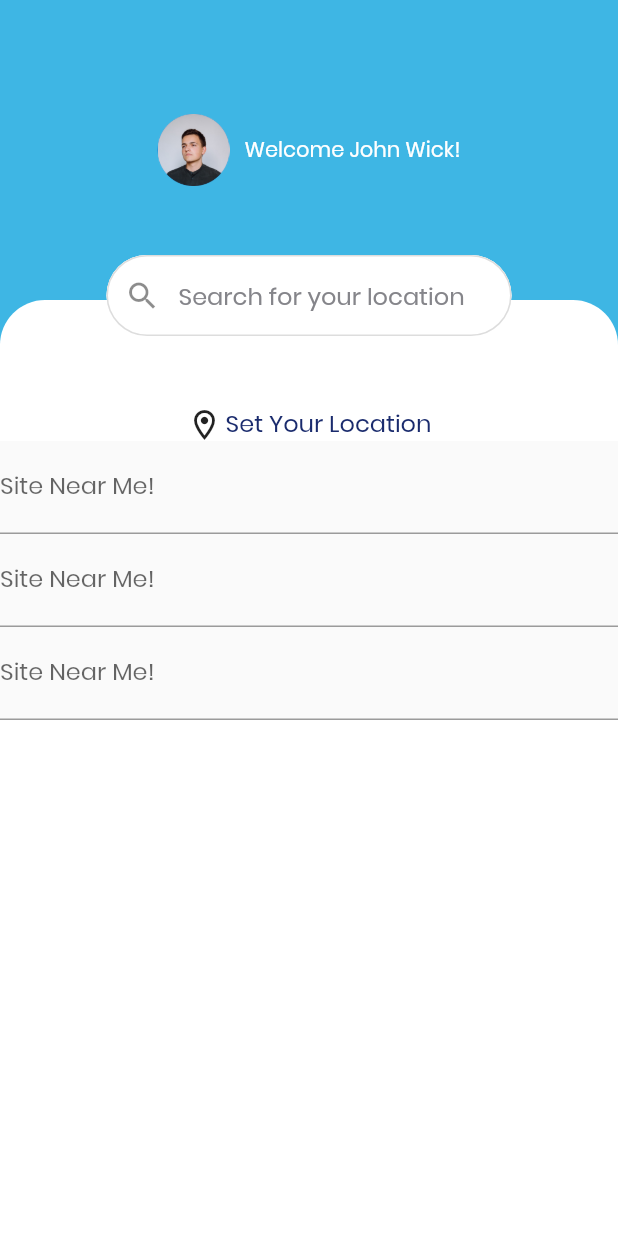
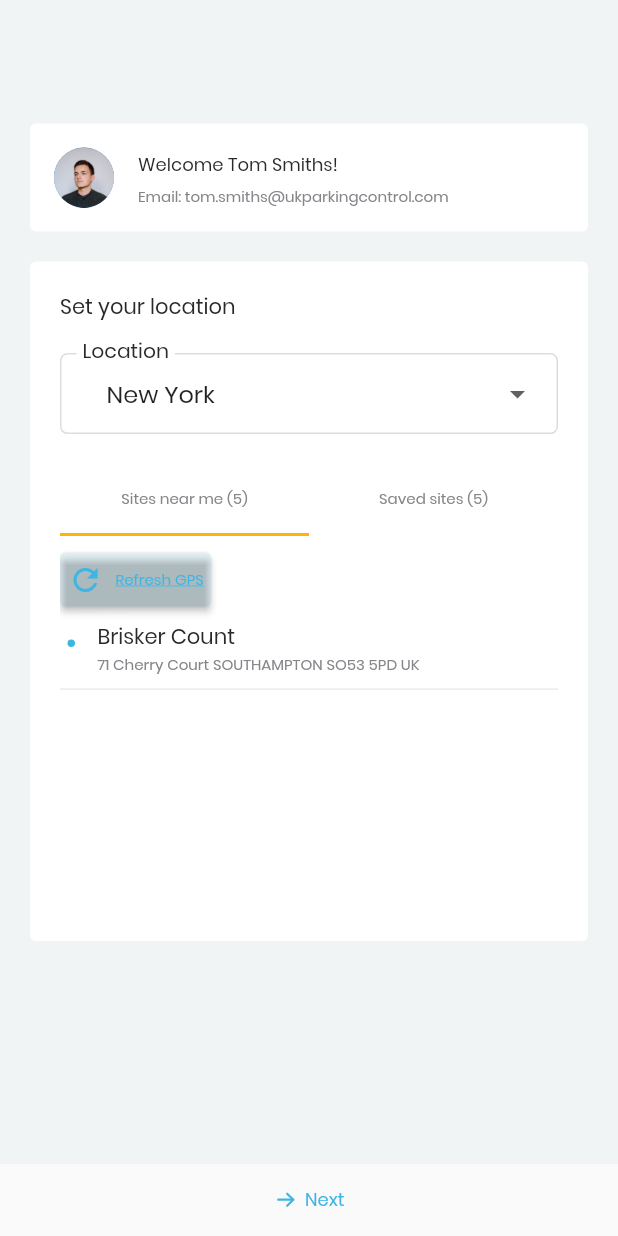
Before and after one commit to HaMinhThien-IT/iWarden, a Flutter app: the screen it shows after launch, on a phone screen of 412 x 824 dp. Run offline on Flutter 3.47's test engine with Material 2 defaults, Android fonts, the phone set to English and light mode, and no system bars; our stand-ins replace carousel_slider, dropdown_button2, flutter_svg, image_picker.

Commit message:
ao ma canada

```diff
--- a/lib/common/DetailScreen.dart
+++ b/lib/common/DetailScreen.dart
@@ -1,7 +1,7 @@
 import 'package:flutter/material.dart';
 import 'package:flutter_svg/svg.dart';
 import 'package:iWarden/common/SlideImage.dart';
-import 'package:iWarden/config/const.dart';
+import 'package:iWarden/configs/const.dart';
 import 'package:iWarden/screens/IssuePCNFirstSeen.dart';
 import 'package:iWarden/theme/color.dart';
 import 'package:iWarden/theme/textTheme.dart';
--- a/lib/common/InputSearch.dart
+++ b/lib/common/InputSearch.dart
@@ -31,7 +31,7 @@ class InputSearch extends StatelessWidget {
         focusedBorder: OutlineInputBorder(
           borderSide: const BorderSide(
             width: 1,
-            color: ColorTheme.grey400,
+            color: ColorTheme.grey300,
           ),
           borderRadius: BorderRadius.circular(100),
         ),
--- /dev/null
+++ b/lib/models/Location.dart
@@ -0,0 +1,15 @@
+class Location {
+  String label;
+  String value;
+
+  Location({required this.label, required this.value});
+}
+
+class LocationList {
+  final List<Location> locations = [
+    Location(label: 'New York', value: 'New York'),
+    Location(label: 'London', value: 'London'),
+    Location(label: 'HaNoi', value: 'HaNoi'),
+    Location(label: 'Tokyo', value: 'Tokyo')
+  ];
+}
--- /dev/null
+++ b/lib/models/Site.dart
@@ -0,0 +1,26 @@
+class Site {
+  final String siteName;
+  final String address;
+
+  Site({required this.siteName, required this.address});
+}
+
+class SiteList {
+  final List<Site> sites = [
+    Site(
+        siteName: 'Brisker Count',
+        address: '71 Cherry Court SOUTHAMPTON SO53 5PD UK'),
+    Site(
+        siteName: 'Brisker Count',
+        address: '71 Cherry Court SOUTHAMPTON SO53 5PD UK'),
+    Site(
+        siteName: 'Brisker Count',
+        address: '71 Cherry Court SOUTHAMPTON SO53 5PD UK'),
+    Site(
+        siteName: 'Brisker Count',
+        address: '71 Cherry Court SOUTHAMPTON SO53 5PD UK'),
+    Site(
+        siteName: 'Brisker Count',
+        address: '71 Cherry Court SOUTHAMPTON SO53 5PD UK'),
+  ];
+}
--- a/lib/screens/FirstSeenScreen.dart
+++ b/lib/screens/FirstSeenScreen.dart
@@ -1,7 +1,7 @@
 import 'package:flutter/material.dart';
 import 'package:iWarden/common/CardItem.dart';
 import 'package:iWarden/common/Tabbar.dart';
-import 'package:iWarden/config/const.dart';
+import 'package:iWarden/configs/const.dart';
 import 'package:iWarden/screens/DetailFirstSeen.dart';
 import 'package:iWarden/theme/color.dart';
 
--- a/lib/screens/HomeOverview.dart
+++ b/lib/screens/HomeOverview.dart
@@ -65,7 +65,7 @@ class HomeOverview extends StatelessWidget {
                   "Parking charges list description Parking charges list description",
               infoRight: "Issued: 12",
               infoLeft: "Aborted: 12",
-            )
+            ),
           ],
         ),
       ),
--- a/lib/screens/LocationScreen copy.dart
+++ /dev/null
@@ -1,145 +0,0 @@
-import 'package:flutter/material.dart';
-import 'package:iWarden/theme/color.dart';
-import 'package:iWarden/theme/textTheme.dart';
-
-class LocationScreen extends StatelessWidget {
-  static const routeName = '/location';
-  const LocationScreen({super.key});
-
-  @override
-  Widget build(BuildContext context) {
-    final screenWidth = MediaQuery.of(context).size.width;
-    final screenHeight = MediaQuery.of(context).size.height;
-
-    return Container(
-        decoration: const BoxDecoration(color: ColorTheme.primary),
-        child: Stack(
-          children: [
-            Positioned(
-              width: screenWidth,
-              height: 150,
-              child: Row(
-                crossAxisAlignment: CrossAxisAlignment.center,
-                mainAxisAlignment: MainAxisAlignment.center,
-                children: [
-                  SizedBox(
-                    width: 48,
-                    height: 48,
-                    child: CircleAvatar(
-                      child: Image.asset('assets/images/avatar.png'),
-                    ),
-                  ),
-                  const SizedBox(
-                    width: 10,
-                  ),
-                  Text(
-                    'Welcome John Wick!',
-                    style: CustomTextStyle.body1.copyWith(
-                      color: Colors.white,
-                      decoration: TextDecoration.none,
-                    ),
-                  ),
-                ],
-              ),
-            ),
-            Positioned(
-              top: 150,
-              child: Container(
-                width: screenWidth,
-                height: screenHeight - 150,
-                decoration: const BoxDecoration(
-                  color: Colors.white,
-                  borderRadius: BorderRadius.only(
-                    topLeft: Radius.circular(30),
-                    topRight: Radius.circular(30),
-                  ),
-                ),
-              ),
-            ),
-            Positioned(
-              top: 120,
-              child: Container(
-                alignment: Alignment.center,
-                width: 50,
-                height: 50,
-                color: Colors.red,
-              ),
-            ),
-          ],
-        ));
-  }
-}
-
-// import 'package:flutter/material.dart';
-// import 'package:iWarden/theme/color.dart';
-// import 'package:iWarden/theme/textTheme.dart';
-
-// class LocationScreen extends StatelessWidget {
-//   static const routeName = '/location';
-//   const LocationScreen({super.key});
-
-//   @override
-//   Widget build(BuildContext context) {
-//     final screenHeight = MediaQuery.of(context).size.height;
-//     final screenWidth = MediaQuery.of(context).size.width;
-
-//     return Container(
-//         decoration: const BoxDecoration(color: ColorTheme.primary),
-//         child: Column(
-//           children: [
-//             SizedBox(
-//               height: 150,
-//               child: Row(
-//                 crossAxisAlignment: CrossAxisAlignment.center,
-//                 mainAxisAlignment: MainAxisAlignment.center,
-//                 children: [
-//                   SizedBox(
-//                     width: 48,
-//                     height: 48,
-//                     child: CircleAvatar(
-//                       child: Image.asset('assets/images/avatar.png'),
-//                     ),
-//                   ),
-//                   const SizedBox(
-//                     width: 10,
-//                   ),
-//                   Text(
-//                     'Welcome John Wick!',
-//                     style: CustomTextStyle.body1.copyWith(
-//                       color: Colors.white,
-//                       decoration: TextDecoration.none,
-//                     ),
-//                   ),
-//                 ],
-//               ),
-//             ),
-//             Container(
-//               width: double.infinity,
-//               height: screenHeight - 150,
-//               decoration: const BoxDecoration(
-//                 color: Colors.white,
-//                 borderRadius: BorderRadius.only(
-//                   topLeft: Radius.circular(30),
-//                   topRight: Radius.circular(30),
-//                 ),
-//               ),
-//               child: Stack(
-//                 alignment: Alignment.center,
-//                 clipBehavior: Clip.none,
-//                 children: [
-//                   Positioned(
-//                     top: -20,
-//                     width: screenWidth,
-//                     child: const SizedBox(
-//                       child: TextField(
-//                         decoration: InputDecoration(hintText: 'Name'),
-//                       ),
-//                     ),
-//                   ),
-//                 ],
-//               ),
-//             ),
-//           ],
-//         ));
-//   }
-// }
--- a/lib/screens/LocationScreen.dart
+++ b/lib/screens/LocationScreen.dart
@@ -1,127 +1,150 @@
+import 'package:dropdown_button2/dropdown_button2.dart';
 import 'package:flutter/material.dart';
-import 'package:iWarden/common/InputSearch.dart';
+import 'package:iWarden/models/Site.dart';
+import 'package:iWarden/widgets/location/TabbarItem.dart';
 import 'package:iWarden/theme/color.dart';
 import 'package:iWarden/theme/textTheme.dart';
+import 'package:iWarden/widgets/appBar.dart';
+import '../models/Location.dart';
+import 'package:flutter_svg/svg.dart';
 
-class LocationScreen extends StatelessWidget {
+class LocationScreen extends StatefulWidget {
   static const routeName = '/location';
   const LocationScreen({super.key});
 
   @override
+  State<LocationScreen> createState() => _LocationScreenState();
+}
+
+class _LocationScreenState extends State<LocationScreen> {
+  @override
   Widget build(BuildContext context) {
     final screenHeight = MediaQuery.of(context).size.height;
+    final locations = LocationList().locations.toList();
+    final siteList = SiteList().sites.toList();
 
-    return SingleChildScrollView(
-      child: Container(
-          decoration: const BoxDecoration(color: ColorTheme.primary),
-          child: Column(
-            children: [
-              SizedBox(
-                height: 200,
+    String dropdownValue = locations[0].value;
+
+    void dropdownCallback(String? selectedValue) {
+      if (selectedValue is String) {
+        setState(() {
+          dropdownValue = selectedValue;
+        });
+      }
+    }
+
+    return Scaffold(
+      bottomSheet: TextButton(
+        onPressed: () {},
+        child: SizedBox(
+          width: double.infinity,
           child: Row(
-                  crossAxisAlignment: CrossAxisAlignment.center,
             mainAxisAlignment: MainAxisAlignment.center,
             children: [
               SizedBox(
-                      width: 48,
-                      height: 48,
-                      child: CircleAvatar(
-                        child: Image.asset('assets/images/avatar.png'),
+                width: 16,
+                height: 16,
+                child: SvgPicture.asset(
+                  "assets/svg/IconNext.svg",
+                  fit: BoxFit.contain,
                 ),
               ),
               const SizedBox(
-                      width: 10,
+                width: 5,
               ),
               Text(
-                      'Welcome John Wick!',
-                      style: CustomTextStyle.body1.copyWith(
-                        color: Colors.white,
-                        decoration: TextDecoration.none,
-                      ),
-                    ),
-                  ],
-                ),
-              ),
-              Container(
-                width: double.infinity,
-                height: screenHeight - 200,
-                decoration: const BoxDecoration(
-                  color: Colors.white,
-                  borderRadius: BorderRadius.only(
-                    topLeft: Radius.circular(30),
-                    topRight: Radius.circular(30),
-                  ),
-                ),
-                child: Stack(
-                  alignment: Alignment.center,
-                  clipBehavior: Clip.none,
-                  children: [
-                    Positioned(
-                      top: -30,
-                      width: 270,
-                      child: Material(
-                        borderRadius: BorderRadius.circular(100),
-                        child: const InputSearch(
-                          hintText: 'Search for your location',
-                        ),
-                      ),
-                    ),
-                    Column(
-                      children: [
-                        Padding(
-                          padding: const EdgeInsets.only(top: 70),
-                          child: Row(
-                            crossAxisAlignment: CrossAxisAlignment.center,
-                            mainAxisAlignment: MainAxisAlignment.center,
-                            children: [
-                              const SizedBox(
-                                width: 16,
-                                height: 21,
-                                child: Icon(Icons.location_on_outlined),
-                              ),
-                              const SizedBox(
-                                width: 10,
-                              ),
-                              Text(
-                                'Set Your Location',
-                                style: CustomTextStyle.h4.copyWith(
-                                  decoration: TextDecoration.none,
-                                  color: ColorTheme.darkPrimary,
-                                ),
-                              )
-                            ],
-                          ),
-                        ),
-                        Form(
-                          child: Material(
-                            child: Column(
-                              children: [
-                                TextFormField(
-                                  decoration: const InputDecoration(
-                                    labelText: 'Site Near Me!',
-                                  ),
-                                ),
-                                TextFormField(
-                                  decoration: const InputDecoration(
-                                    labelText: 'Site Near Me!',
-                                  ),
-                                ),
-                                TextFormField(
-                                  decoration: const InputDecoration(
-                                    labelText: 'Site Near Me!',
+                'Next',
+                textAlign: TextAlign.center,
+                style: CustomTextStyle.body2.copyWith(
+                  color: ColorTheme.primary,
                 ),
               ),
             ],
           ),
         ),
       ),
-                      ],
+      body: SingleChildScrollView(
+        child: Container(
+          padding: const EdgeInsets.symmetric(horizontal: 20),
+          margin: EdgeInsets.only(
+            bottom: screenHeight > 400 ? screenHeight / 10 : screenHeight / 5,
+          ),
+          child: Column(
+            children: [
+              Card(
+                elevation: 0,
+                margin: EdgeInsets.only(top: screenHeight / 10),
+                child: ListTile(
+                  leading: SizedBox(
+                    width: 40,
+                    height: 40,
+                    child: CircleAvatar(
+                      child: Image.asset('assets/images/avatar.png'),
+                    ),
+                  ),
+                  title: Text(
+                    'Welcome Tom Smiths!',
+                    style: CustomTextStyle.h6.copyWith(
+                      color: ColorTheme.textPrimary,
+                    ),
+                  ),
+                  subtitle: Text(
+                    'Email: tom.smiths@ukparkingcontrol.com',
+                    style: CustomTextStyle.chart.copyWith(
+                      color: ColorTheme.grey600,
+                    ),
+                  ),
+                ),
+              ),
+              Card(
+                elevation: 0,
+                margin: const EdgeInsets.only(top: 20),
+                child: Padding(
+                  padding: const EdgeInsets.all(20),
+                  child: Column(
+                    crossAxisAlignment: CrossAxisAlignment.stretch,
+                    children: [
+                      Text(
+                        'Set your location',
+                        style: CustomTextStyle.body1.copyWith(
+                          color: ColorTheme.textPrimary,
+                        ),
+                      ),
+                      const SizedBox(
+                        height: 20,
+                      ),
+                      DropdownButtonFormField2(
+                        isExpanded: true,
+                        decoration: const InputDecoration(
+                          labelText: 'Location',
+                          hintText: 'Select location',
+                        ),
+                        items: locations
+                            .map(
+                              (item) => DropdownMenuItem<String>(
+                                value: item.value,
+                                child: Text(item.label),
+                              ),
                             )
+                            .toList(),
+                        value: dropdownValue,
+                        onChanged: dropdownCallback,
+                      ),
+                      const SizedBox(
+                        height: 20,
+                      ),
+                      TabbarItem(
+                        sites: siteList,
+                      ),
                     ],
                   ),
                 ),
+              ),
+              //
             ],
-          )),
+          ),
+        ),
+      ),
     );
   }
 }
--- a/lib/theme/color.dart
+++ b/lib/theme/color.dart
@@ -1,4 +1,8 @@
 import 'package:flutter/material.dart';
+
+Color _primary = const Color(0xFF3EB6E4);
+Color _secondary = const Color(0xFFFFB600);
+Color _danger = const Color(0xFFE01B00);
 
 class ColorTheme {
   static const grey100 = Color(0xFFFAFAFA);
@@ -6,14 +10,16 @@ class ColorTheme {
   static const grey300 = Color(0xFFDDDDDD);
   static const grey400 = Color(0xFFC5C5C5);
   static const grey600 = Color(0xFF85858A);
-  static const primary = Color.fromRGBO(62, 182, 228, 1);
-  static const secondary = Color(0xFFFFB600);
-  static const lightSecondary = Color.fromRGBO(255, 182, 0, 0.1);
-  static const danger = Color(0xFFE01B00);
-  static const lightDanger = Color.fromRGBO(224, 27, 0, 0.1);
+  static final primary = _primary;
+  static final secondary = _secondary;
+  static final lightSecondary = _secondary.withOpacity(0.1);
+  static final lighterSecondary = _secondary.withOpacity(0.1);
+  static final danger = _danger;
+  static final lightDanger = _danger.withOpacity(0.1);
   static const success = Color(0xFF009D4F);
-  static const darkPrimary = Color.fromRGBO(26, 43, 109, 1);
-  static final lightPrimary = const Color(0xFF3EB6E4).withOpacity(0.1);
+  static final darkPrimary = _primary.withOpacity(1);
+  static final lightPrimary = _primary.withOpacity(0.1);
+  static final lighterPrimary = _primary.withOpacity(0.1);
   static const textPrimary = Color(0xFF292929);
   static const boxShadow = Color.fromRGBO(0, 0, 0, 0.1);
   static const boxShadow2 = Color.fromRGBO(0, 0, 0, 0.7);
--- a/lib/theme/theme.dart
+++ b/lib/theme/theme.dart
@@ -9,7 +9,7 @@ ThemeData themeMain() {
     ),
     scaffoldBackgroundColor: ColorTheme.grey200,
     indicatorColor: ColorTheme.success,
-    appBarTheme: const AppBarTheme(
+    appBarTheme: AppBarTheme(
       backgroundColor: Colors.white,
       elevation: 0,
       iconTheme: IconThemeData(color: ColorTheme.darkPrimary),
@@ -18,5 +18,37 @@ ThemeData themeMain() {
       primary: ColorTheme.primary,
       secondary: ColorTheme.secondary,
     ),
+    inputDecorationTheme: InputDecorationTheme(
+      hintStyle: const TextStyle(
+        color: ColorTheme.grey600,
+        fontSize: 14,
+      ),
+      labelStyle: const TextStyle(
+        color: ColorTheme.textPrimary,
+        fontSize: 14,
+      ),
+      floatingLabelStyle: const TextStyle(
+        color: ColorTheme.textPrimary,
+        fontSize: 18,
+      ),
+      contentPadding: const EdgeInsets.all(15),
+      fillColor: Colors.white,
+      enabledBorder: OutlineInputBorder(
+        borderSide: const BorderSide(
+          width: 1,
+          color: ColorTheme.grey300,
+        ),
+        borderRadius: BorderRadius.circular(5),
+      ),
+      focusedBorder: OutlineInputBorder(
+        borderSide: const BorderSide(
+          width: 1,
+          color: ColorTheme.grey300,
+        ),
+        borderRadius: BorderRadius.circular(5),
+      ),
+      filled: true,
+      isDense: true,
+    ),
   );
 }
--- /dev/null
+++ b/lib/widgets/location/TabbarItem.dart
@@ -0,0 +1,134 @@
+import 'package:flutter/material.dart';
+import 'package:iWarden/models/Site.dart';
+import 'package:iWarden/theme/color.dart';
+import 'package:iWarden/theme/textTheme.dart';
+
+class TabbarItem extends StatefulWidget {
+  final List<Site> sites;
+  const TabbarItem({required this.sites, super.key});
+
+  @override
+  State<TabbarItem> createState() => _TabbarItemState();
+}
+
+class _TabbarItemState extends State<TabbarItem> {
+  @override
+  Widget build(BuildContext context) {
+    return DefaultTabController(
+      length: 2,
+      child: Column(
+        children: <Widget>[
+          SizedBox(
+            child: TabBar(
+              tabs: [
+                Tab(
+                  child: Text(
+                    'Sites near me (${widget.sites.length})',
+                    style: CustomTextStyle.caption.copyWith(
+                      color: ColorTheme.grey600,
+                    ),
+                  ),
+                ),
+                Tab(
+                  child: Text(
+                    'Saved sites (5)',
+                    style: CustomTextStyle.caption.copyWith(
+                      color: ColorTheme.grey600,
+                    ),
+                  ),
+                ),
+              ],
+            ),
+          ),
+          SizedBox(
+            height: 250,
+            child: TabBarView(
+              children: [
+                Column(
+                  crossAxisAlignment: CrossAxisAlignment.start,
+                  children: [
+                    const SizedBox(
+                      height: 5,
+                    ),
+                    ElevatedButton.icon(
+                      style: ButtonStyle(
+                        backgroundColor: MaterialStateProperty.all(
+                          ColorTheme.lighterPrimary,
+                        ),
+                        padding: MaterialStateProperty.all(
+                          const EdgeInsets.symmetric(
+                            horizontal: 5,
+                            vertical: 0,
+                          ),
+                        ),
+                      ),
+                      onPressed: () {},
+                      label: Text(
+                        'Refresh GPS',
+                        style: CustomTextStyle.chart.copyWith(
+                          decoration: TextDecoration.underline,
+                          color: ColorTheme.primary,
+                        ),
+                      ),
+                      icon: Icon(
+                        Icons.refresh_outlined,
+                        size: 24,
+                        color: ColorTheme.primary,
+                      ),
+                    ),
+                    Column(
+                      children: [
+                        ListTile(
+                          onTap: () {},
+                          visualDensity: const VisualDensity(
+                            horizontal: 0,
+                            vertical: -4,
+                          ),
+                          dense: true,
+                          contentPadding: const EdgeInsets.symmetric(
+                            horizontal: 5,
+                            vertical: 0,
+                          ),
+                          leading: Container(
+                            width: 5,
+                            height: 5,
+                            decoration: BoxDecoration(
+                              borderRadius: BorderRadius.circular(100),
+                              color: ColorTheme.primary,
+                            ),
+                          ),
+                          horizontalTitleGap: -20,
+                          title: Text(
+                            'Brisker Count',
+                            style: CustomTextStyle.body1.copyWith(
+                              color: ColorTheme.textPrimary,
+                            ),
+                            overflow: TextOverflow.ellipsis,
+                          ),
+                          subtitle: Text(
+                            '71 Cherry Court SOUTHAMPTON SO53 5PD UK',
+                            style: CustomTextStyle.chart.copyWith(
+                              color: ColorTheme.grey600,
+                            ),
+                            overflow: TextOverflow.ellipsis,
+                            maxLines: 2,
+                          ),
+                        ),
+                        const Divider(
+                          height: 10,
+                        ),
+                      ],
+                    ),
+                  ],
+                ),
+                const Center(
+                  child: Text("Saved sites"),
+                ),
+              ],
+            ),
+          ),
+        ],
+      ),
+    );
+  }
+}
--- a/pubspec.yaml
+++ b/pubspec.yaml
@@ -65,6 +65,7 @@ flutter:
     - assets/images/Logo.png
     - assets/images/avatar.png
     - assets/svg/Vector.svg
+    - assets/svg/IconNext.svg
     - assets/svg/PositionIcon.svg
     - assets/images/goku.jpg
     - assets/svg/IconHome.svg
```
Also changed, not shown: assets/svg/IconNext.svg (added), assets/svg/dot.svg (added), lib/configs/const.dart (renamed from lib/config/const.dart), lib/models/Item.dart (renamed from lib/model/Item.dart), pubspec.lock. Lines whose indentation alone changed are shown as unchanged.
